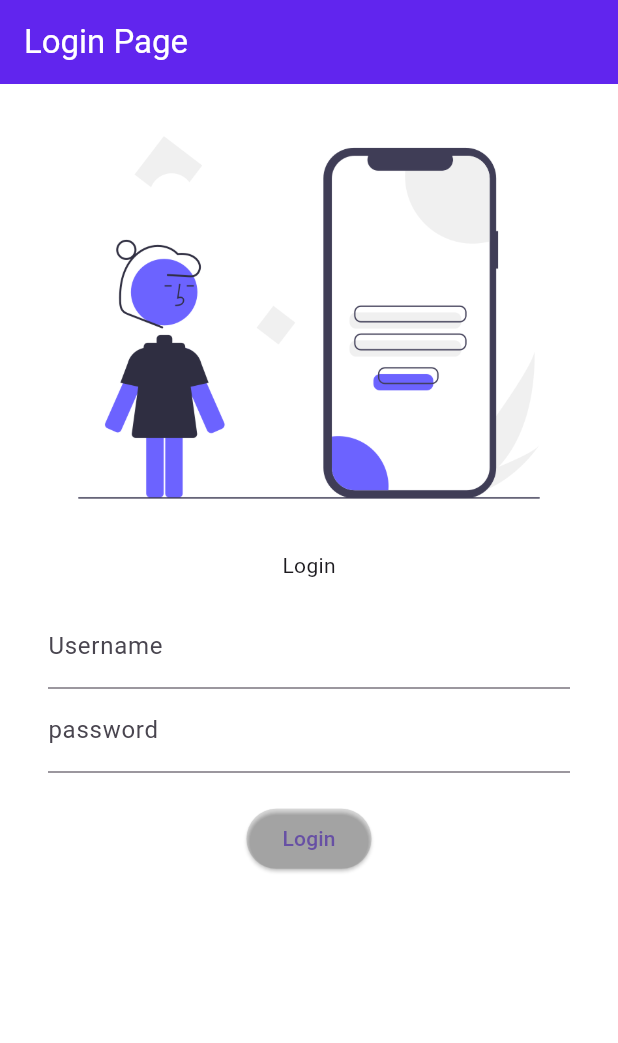
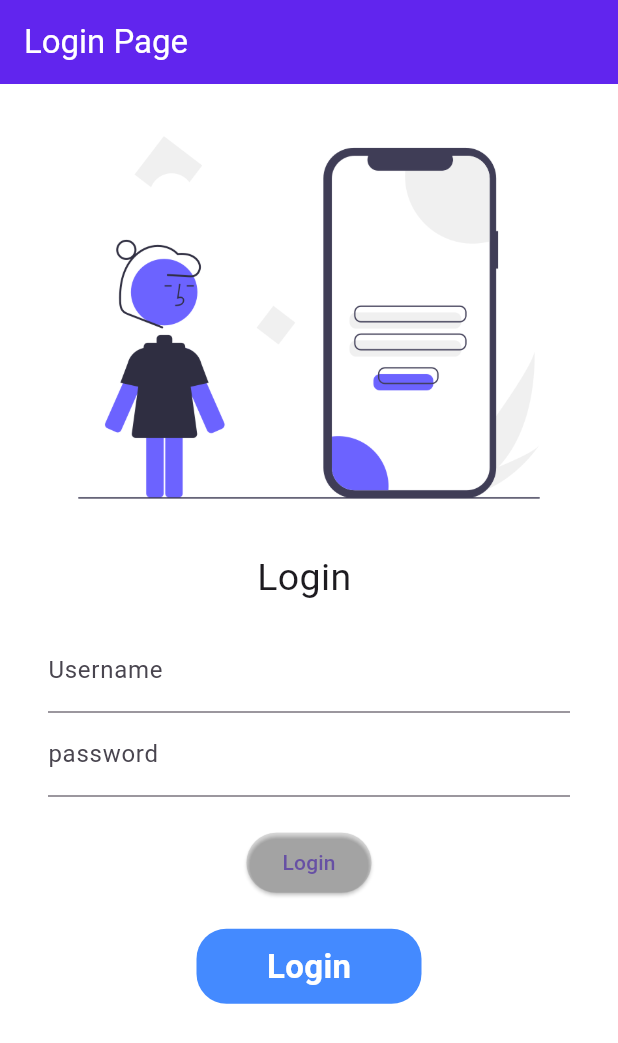
Before and after one commit to guruvikra/flutter, a Flutter app: the screen it shows after launch, on a phone screen of 412 x 824 dp. Shown: the top 1043 px of the screen. Run offline on Flutter 3.47's test engine with Material 3 defaults, Android fonts, the phone set to English and light mode, and no system bars.

Commit message:
adding animation

```diff
--- a/lib/pages/loginpage.dart
+++ b/lib/pages/loginpage.dart
@@ -5,9 +5,16 @@ import 'package:flutter/material.dart';
 import 'package:practice/utils/routes.dart';
 
 
-class LoginPage extends StatelessWidget {
+class LoginPage extends StatefulWidget {
   const LoginPage({super.key});
 
+  @override
+  State<LoginPage> createState() => _LoginPageState();
+}
+
+class _LoginPageState extends State<LoginPage> {
+  var name="";
+  var changebbutton=false;
   @override
   Widget build(BuildContext context) {
     return Scaffold(
@@ -25,36 +32,76 @@ class LoginPage extends StatelessWidget {
           children: [
             Image.asset("assets/images/login.png",),
             // const SizedBox(height: 10,),
-            const Text("Login"),
+
+            Text(
+              "Login $name",
+              style: TextStyle(fontSize: 25),
+              ),
             // const SizedBox(height: 10,),
+
             Padding(padding: EdgeInsets.symmetric(vertical: 16,horizontal: 32),
             child: Column(
               children: [
+
                 TextFormField(
                   decoration: InputDecoration(
                     label: Text("Username"),
                   ),
+                  onChanged:(value) {
+                    name = value;
+                    setState(() {
+                    });
+                  },
                 ),
+
                 TextFormField(
                   obscureText: true,
                   decoration: InputDecoration(
                     label: Text("password"),
                   ),
                 ),
+
                 SizedBox(height: 20,),
+
                 ElevatedButton(onPressed: (){
                 Navigator.pushNamed(context, MyRoutes.home);
+                },
+                style: TextButton.styleFrom(backgroundColor: Colors.black12), child:const Text("Login"),
+                ),
+                SizedBox(height: 20,),
 
-            },
-            style: TextButton.styleFrom(backgroundColor: Colors.black12), child:const Text("Login"),
-            )
+                InkWell(
+                  onTap: () async {
+                    setState(() {
+                      changebbutton=true;
+                    });
+                    await Future.delayed(const Duration(seconds: 1));
+                    Navigator.pushNamed(context, MyRoutes.home);
+
+
+                  },
+                  child: AnimatedContainer(
+                    duration: Duration(seconds: 1),
+                    height: 50,
+                    width: changebbutton ?50: 150,
+                    alignment: Alignment.center,
+                    decoration: BoxDecoration(
+                      color: Colors.blueAccent,
+                      borderRadius: BorderRadius.circular(20),
+                    ),
+                    child: Text(
+                      "Login",
+                      style: TextStyle(
+                        color: Colors.white,
+                        fontSize: 22,
+                        fontWeight: FontWeight.bold,
+                      ),
+                    ),
+                  ),
+                ),
               ],
             ),
-
             ),
-
-
-
           ]
         ),
       ),
```
